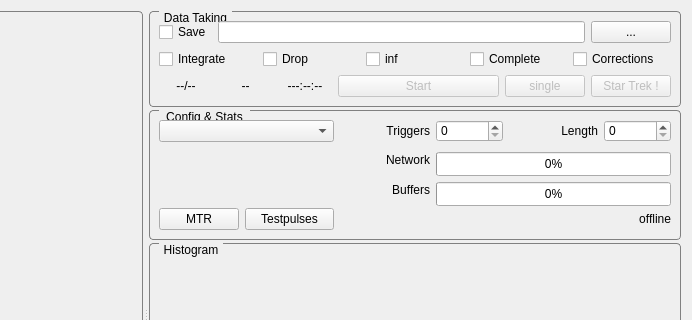
Old version of the form SpidrMpx3Eq/qcstmglvisualization.ui in the repository navrit/dexter; both pictures show x 498 to 1190 and y 0 to 320 of the 1190 by 634 pixel window.
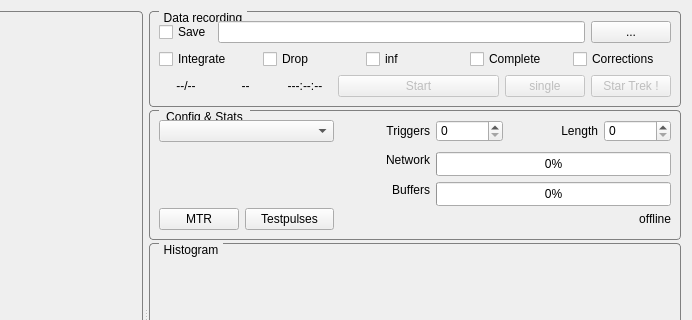
New version of the form. Custom widgets are drawn as their Qt base class.

Commit message: 1. Bug fix #14 - Ctrl shortcuts don't work (at least in Debug mode) - 2016-07-14 2. Minor UI tweaks

The edit to the form file:
```diff
--- a/SpidrMpx3Eq/qcstmglvisualization.ui
+++ b/SpidrMpx3Eq/qcstmglvisualization.ui
@@ -177,7 +177,7 @@
           </sizepolicy>
          </property>
          <property name="title">
-          <string>Data Taking</string>
+          <string>Data recording</string>
          </property>
          <layout class="QVBoxLayout" name="verticalLayout">
           <item>
```
The commit also changes 1 other file.
